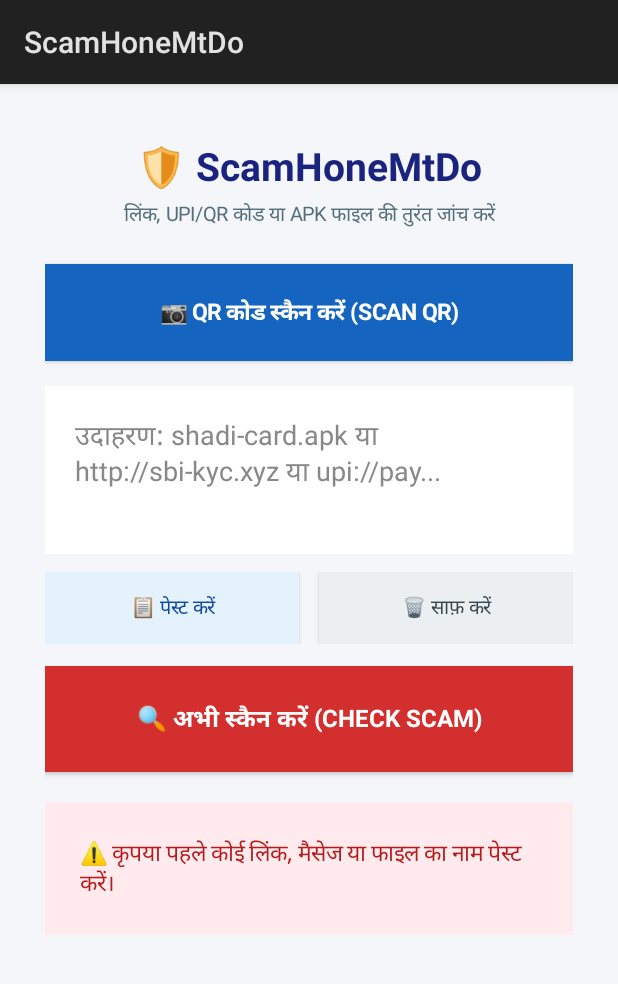
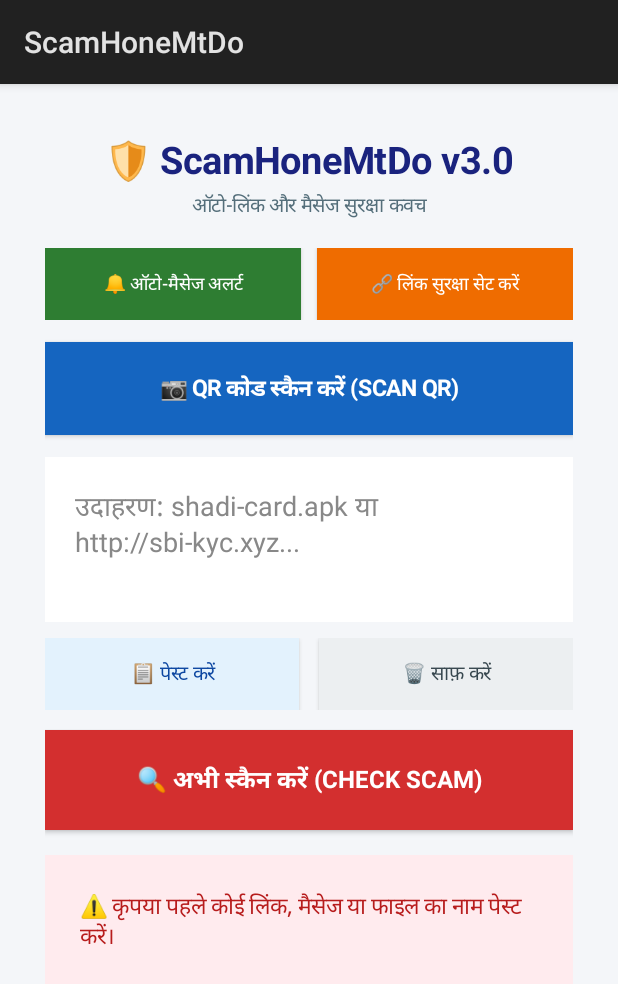
Before and after one commit to aniketsave584-ship-it/ScamHoneMtDo, an Android app: the screen it shows after launch (MainActivity), after a tap on "🔍 अभी स्कैन करें (CHECK SCAM)", on a phone screen of 412 x 824 dp. Shown: the top 984 px of the screen. Run offline under Robolectric (Android 15) with nearby library versions, the phone set to English and light mode, and no system bars; libraries missing offline, so code that uses them is left out: com.google.mlkit.vision; 2 statements that could not run were skipped.

Commit message:
Update MainActivity.java

```diff
--- a/app/src/main/java/com/aniket/scamhonemtdo/MainActivity.java
+++ b/app/src/main/java/com/aniket/scamhonemtdo/MainActivity.java
@@ -1,15 +1,22 @@
 package com.scamhonemtdo.app;
 
+import android.Manifest;
 import android.app.Activity;
 import android.content.ClipData;
 import android.content.ClipboardManager;
 import android.content.Context;
+import android.content.Intent;
+import android.content.pm.PackageManager;
 import android.graphics.Color;
 import android.graphics.Typeface;
+import android.net.Uri;
+import android.os.Build;
 import android.os.Bundle;
+import android.provider.Settings;
 import android.speech.tts.TextToSpeech;
 import android.text.InputType;
 import android.view.Gravity;
+import android.view.View;
 import android.widget.Button;
 import android.widget.EditText;
 import android.widget.LinearLayout;
@@ -25,16 +32,25 @@ public class MainActivity extends Activity {
 
     private EditText inputBox;
     private TextView resultBox;
+    private Button openBrowserBtn;
     private TextToSpeech tts;
     private GmsBarcodeScanner scanner;
+    private String lastSafeUrl = "";
 
     @Override
     protected void onCreate(Bundle savedInstanceState) {
         super.onCreate(savedInstanceState);
 
+        if (Build.VERSION.SDK_INT >= Build.VERSION_CODES.TIRAMISU) {
+            if (checkSelfPermission(Manifest.permission.POST_NOTIFICATIONS) != PackageManager.PERMISSION_GRANTED) {
+                requestPermissions(new String[]{Manifest.permission.POST_NOTIFICATIONS}, 101);
+            }
+        }
+
         tts = new TextToSpeech(this, status -> {
             if (status == TextToSpeech.SUCCESS) {
                 tts.setLanguage(new Locale("hi", "IN"));
+                handleIncomingIntent(getIntent());
             }
         });
 
@@ -49,24 +65,54 @@ public class MainActivity extends Activity {
 
         LinearLayout layout = new LinearLayout(this);
         layout.setOrientation(LinearLayout.VERTICAL);
-        layout.setPadding(45, 55, 45, 55);
+        layout.setPadding(45, 50, 45, 50);
         layout.setGravity(Gravity.CENTER_HORIZONTAL);
 
         TextView title = new TextView(this);
-        title.setText("🛡️ ScamHoneMtDo");
-        title.setTextSize(26);
+        title.setText("🛡️ ScamHoneMtDo v3.0");
+        title.setTextSize(25);
         title.setTypeface(null, Typeface.BOLD);
         title.setTextColor(Color.parseColor("#1A237E"));
         title.setGravity(Gravity.CENTER);
         layout.addView(title);
 
         TextView subtitle = new TextView(this);
-        subtitle.setText("लिंक, UPI/QR कोड या APK फाइल की तुरंत जांच करें");
+        subtitle.setText("ऑटो-लिंक और मैसेज सुरक्षा कवच");
         subtitle.setTextSize(13);
         subtitle.setTextColor(Color.parseColor("#546E7A"));
-        subtitle.setPadding(0, 8, 0, 35);
+        subtitle.setPadding(0, 6, 0, 28);
         subtitle.setGravity(Gravity.CENTER);
         layout.addView(subtitle);
+
+        // Auto Protection Setup Buttons
+        LinearLayout shieldRow = new LinearLayout(this);
+        shieldRow.setOrientation(LinearLayout.HORIZONTAL);
+        LinearLayout.LayoutParams shieldRowParams = new LinearLayout.LayoutParams(
+                LinearLayout.LayoutParams.MATCH_PARENT, LinearLayout.LayoutParams.WRAP_CONTENT);
+        shieldRowParams.setMargins(0, 0, 0, 22);
+        shieldRow.setLayoutParams(shieldRowParams);
+
+        Button notifPermBtn = new Button(this);
+        notifPermBtn.setText("🔔 ऑटो-मैसेज अलर्ट");
+        notifPermBtn.setTextSize(12);
+        notifPermBtn.setBackgroundColor(Color.parseColor("#2E7D32"));
+        notifPermBtn.setTextColor(Color.WHITE);
+        LinearLayout.LayoutParams p1 = new LinearLayout.LayoutParams(0, LinearLayout.LayoutParams.WRAP_CONTENT, 1f);
+        p1.setMargins(0, 0, 8, 0);
+        notifPermBtn.setLayoutParams(p1);
+
+        Button linkGuardBtn = new Button(this);
+        linkGuardBtn.setText("🔗 लिंक सुरक्षा सेट करें");
+        linkGuardBtn.setTextSize(12);
+        linkGuardBtn.setBackgroundColor(Color.parseColor("#EF6C00"));
+        linkGuardBtn.setTextColor(Color.WHITE);
+        LinearLayout.LayoutParams p2 = new LinearLayout.LayoutParams(0, LinearLayout.LayoutParams.WRAP_CONTENT, 1f);
+        p2.setMargins(8, 0, 0, 0);
+        linkGuardBtn.setLayoutParams(p2);
+
+        shieldRow.addView(notifPermBtn);
+        shieldRow.addView(linkGuardBtn);
+        layout.addView(shieldRow);
 
         Button qrBtn = new Button(this);
         qrBtn.setText("📷 QR कोड स्कैन करें (SCAN QR)");
@@ -74,15 +120,15 @@ public class MainActivity extends Activity {
         qrBtn.setTypeface(null, Typeface.BOLD);
         qrBtn.setTextColor(Color.WHITE);
         qrBtn.setBackgroundColor(Color.parseColor("#1565C0"));
-        qrBtn.setPadding(20, 32, 20, 32);
+        qrBtn.setPadding(20, 30, 20, 30);
         LinearLayout.LayoutParams qrParams = new LinearLayout.LayoutParams(
                 LinearLayout.LayoutParams.MATCH_PARENT, LinearLayout.LayoutParams.WRAP_CONTENT);
-        qrParams.setMargins(0, 0, 0, 25);
+        qrParams.setMargins(0, 0, 0, 22);
         qrBtn.setLayoutParams(qrParams);
         layout.addView(qrBtn);
 
         inputBox = new EditText(this);
-        inputBox.setHint("उदाहरण: shadi-card.apk या http://sbi-kyc.xyz या upi://pay...");
+        inputBox.setHint("उदाहरण: shadi-card.apk या http://sbi-kyc.xyz...");
         inputBox.setInputType(InputType.TYPE_CLASS_TEXT | InputType.TYPE_TEXT_FLAG_MULTI_LINE);
         inputBox.setMinLines(3);
         inputBox.setGravity(Gravity.TOP | Gravity.START);
@@ -96,7 +142,7 @@ public class MainActivity extends Activity {
         actionRow.setOrientation(LinearLayout.HORIZONTAL);
         LinearLayout.LayoutParams rowParams = new LinearLayout.LayoutParams(
                 LinearLayout.LayoutParams.MATCH_PARENT, LinearLayout.LayoutParams.WRAP_CONTENT);
-        rowParams.setMargins(0, 18, 0, 22);
+        rowParams.setMargins(0, 16, 0, 20);
         actionRow.setLayoutParams(rowParams);
 
         Button pasteBtn = new Button(this);
@@ -127,10 +173,10 @@ public class MainActivity extends Activity {
         scanBtn.setTypeface(null, Typeface.BOLD);
         scanBtn.setTextColor(Color.WHITE);
         scanBtn.setBackgroundColor(Color.parseColor("#D32F2F"));
-        scanBtn.setPadding(20, 35, 20, 35);
+        scanBtn.setPadding(20, 32, 20, 32);
         LinearLayout.LayoutParams btnParams = new LinearLayout.LayoutParams(
                 LinearLayout.LayoutParams.MATCH_PARENT, LinearLayout.LayoutParams.WRAP_CONTENT);
-        btnParams.setMargins(0, 0, 0, 30);
+        btnParams.setMargins(0, 0, 0, 25);
         scanBtn.setLayoutParams(btnParams);
         layout.addView(scanBtn);
 
@@ -142,8 +188,45 @@ public class MainActivity extends Activity {
         resultBox.setTextColor(Color.parseColor("#333333"));
         layout.addView(resultBox);
 
+        openBrowserBtn = new Button(this);
+        openBrowserBtn.setText("🌐 सुरक्षित है — Chrome/ब्राउज़र में खोलें");
+        openBrowserBtn.setTextSize(14);
+        openBrowserBtn.setTypeface(null, Typeface.BOLD);
+        openBrowserBtn.setTextColor(Color.WHITE);
+        openBrowserBtn.setBackgroundColor(Color.parseColor("#00796B"));
+        openBrowserBtn.setPadding(20, 28, 20, 28);
+        openBrowserBtn.setVisibility(View.GONE);
+        LinearLayout.LayoutParams obParams = new LinearLayout.LayoutParams(
+                LinearLayout.LayoutParams.MATCH_PARENT, LinearLayout.LayoutParams.WRAP_CONTENT);
+        obParams.setMargins(0, 20, 0, 0);
+        openBrowserBtn.setLayoutParams(obParams);
+        layout.addView(openBrowserBtn);
+
         scroll.addView(layout);
         setContentView(scroll);
+
+        notifPermBtn.setOnClickListener(v -> {
+            startActivity(new Intent(Settings.ACTION_NOTIFICATION_LISTENER_SETTINGS));
+        });
+
+        linkGuardBtn.setOnClickListener(v -> {
+            Intent intent = new Intent(Settings.ACTION_MANAGE_DEFAULT_APPS_SETTINGS);
+            startActivity(intent);
+        });
+
+        openBrowserBtn.setOnClickListener(v -> {
+            if (!lastSafeUrl.isEmpty()) {
+                Intent browserIntent = new Intent(Intent.ACTION_VIEW, Uri.parse(lastSafeUrl));
+                browserIntent.setPackage("com.android.chrome");
+                try {
+                    startActivity(browserIntent);
+                } catch (Exception e) {
+                    Intent fallback = Intent.makeMainSelectorActivity(Intent.ACTION_MAIN, Intent.CATEGORY_APP_BROWSER);
+                    fallback.setData(Uri.parse(lastSafeUrl));
+                    startActivity(fallback);
+                }
+            }
+        });
 
         pasteBtn.setOnClickListener(v -> {
             ClipboardManager clipboard = (ClipboardManager) getSystemService(Context.CLIPBOARD_SERVICE);
@@ -158,6 +241,7 @@ public class MainActivity extends Activity {
 
         clearBtn.setOnClickListener(v -> {
             inputBox.setText("");
+            openBrowserBtn.setVisibility(View.GONE);
             resultBox.setText("नतीजा यहाँ दिखेगा...");
             resultBox.setBackgroundColor(Color.WHITE);
             resultBox.setTextColor(Color.parseColor("#333333"));
@@ -182,8 +266,29 @@ public class MainActivity extends Activity {
         scanBtn.setOnClickListener(v -> analyzeText(inputBox.getText().toString()));
     }
 
+    @Override
+    protected void onNewIntent(Intent intent) {
+        super.onNewIntent(intent);
+        setIntent(intent);
+        handleIncomingIntent(intent);
+    }
+
+    private void handleIncomingIntent(Intent intent) {
+        if (intent != null && Intent.ACTION_VIEW.equals(intent.getAction()) && intent.getData() != null) {
+            String url = intent.getData().toString();
+            if (inputBox != null) {
+                inputBox.setText(url);
+                analyzeText(url);
+            }
+        }
+    }
+
     private void analyzeText(String raw) {
-        String text = raw.trim().toLowerCase();
+        String trimmed = raw.trim();
+        String text = trimmed.toLowerCase();
+        openBrowserBtn.setVisibility(View.GONE);
+        lastSafeUrl = "";
+
         if (text.isEmpty()) {
             resultBox.setBackgroundColor(Color.parseColor("#FFEBEE"));
             resultBox.setTextColor(Color.parseColor("#B71C1C"));
@@ -208,6 +313,11 @@ public class MainActivity extends Activity {
             resultBox.setTextColor(Color.parseColor("#1B5E20"));
             resultBox.setText("✅ कोई बड़ा खतरा नहीं मिला।\n\nफिर भी अनजान व्यक्ति के साथ कभी भी OTP या UPI PIN साझा न करें।");
             speak("कोई बड़ा खतरा नहीं मिला, फिर भी सावधान रहें।");
+
+            if (text.startsWith("https://")) {
+                lastSafeUrl = trimmed;
+                openBrowserBtn.setVisibility(View.VISIBLE);
+            }
         }
     }
 
```
